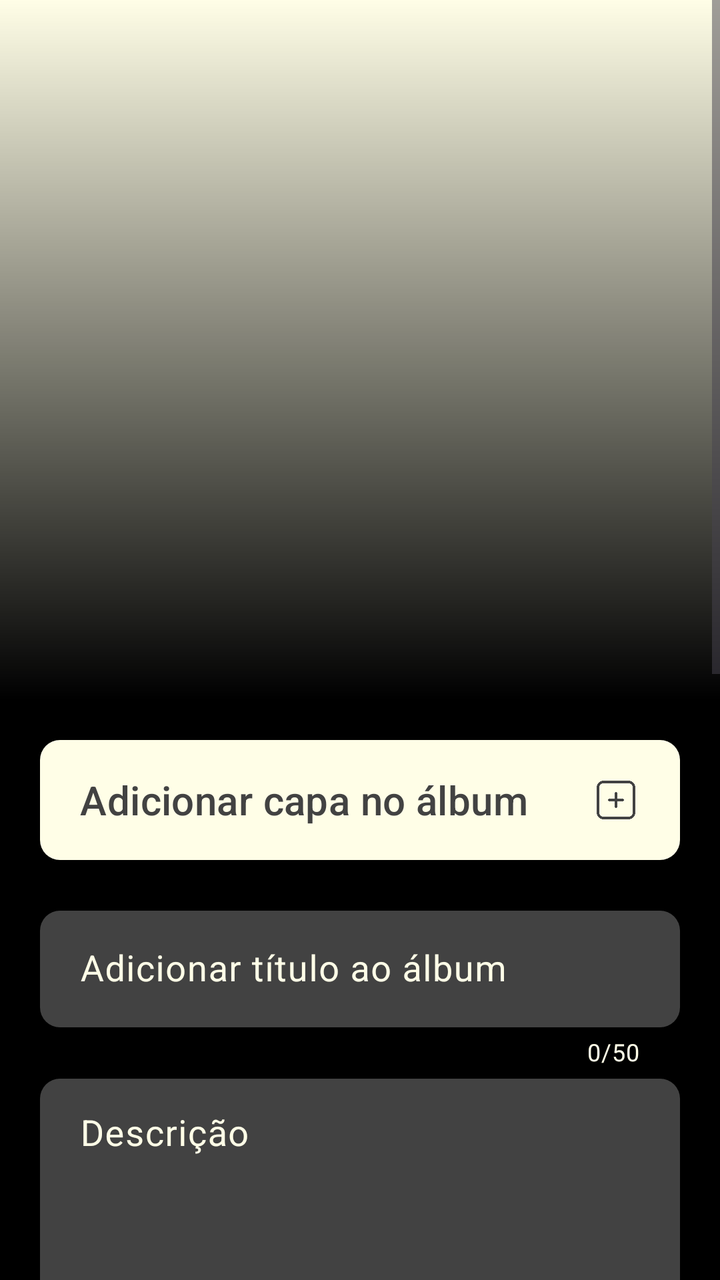
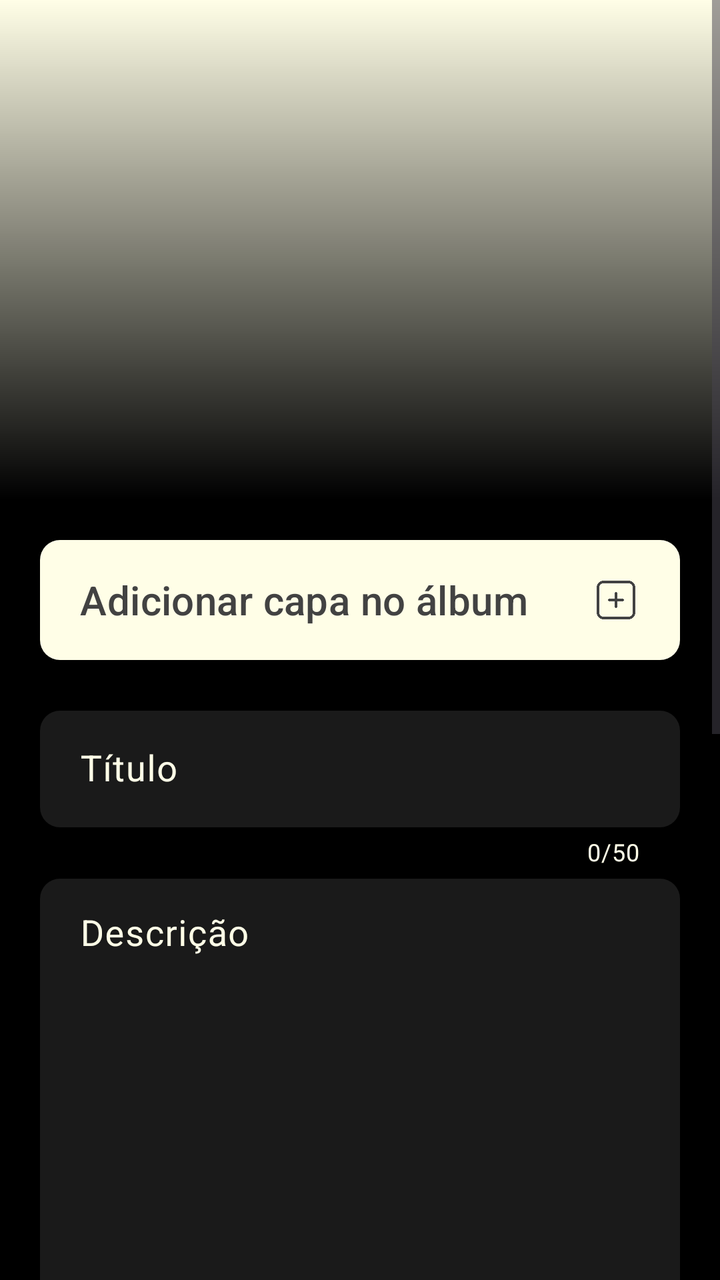

The first picture is an Android layout as it rendered before a commit; the second is the same layout after the commit. The layout source and the unified diff follow.
<!-- AndroidManifest.xml: application theme Theme.Monaly -->
<!-- res/layout/fragment_create_album.xml -->
<?xml version="1.0" encoding="utf-8"?>
<ScrollView xmlns:android="http://schemas.android.com/apk/res/android"
    xmlns:app="http://schemas.android.com/apk/res-auto"
    xmlns:tools="http://schemas.android.com/tools"
    android:layout_width="match_parent"
    android:layout_height="match_parent"
    android:background="#000000"
    android:fillViewport="true">

    <androidx.constraintlayout.widget.ConstraintLayout
        android:layout_width="match_parent"
        android:layout_height="wrap_content"
        android:paddingBottom="20dp">

        <com.google.android.material.button.MaterialButton
            android:id="@+id/btnSaveAlbum"
            android:layout_width="0dp"
            android:layout_height="60dp"
            android:layout_marginTop="20dp"
            android:layout_marginEnd="20dp"
            android:layout_weight="1"
            android:text="@string/create_album_button_save"
            android:textAllCaps="false"
            android:textColor="@color/gray_dark"
            app:backgroundTint="@color/bage_neutral"
            android:textSize="20sp"
            app:cornerRadius="10dp"
            app:layout_constraintEnd_toEndOf="parent"
            app:layout_constraintTop_toBottomOf="@+id/switchDownload" />

        <com.google.android.material.button.MaterialButton
            android:id="@+id/btnAddParticipants"
            android:layout_width="0dp"
            android:layout_height="60dp"
            android:layout_marginStart="20dp"
            android:layout_marginEnd="20dp"
            android:layout_weight="1"
            android:text="@string/create_album_button_add_participants"
            android:textAllCaps="false"
            android:textColor="@color/gray_dark"
            android:textSize="20sp"
            android:gravity="start|center_vertical"
            app:backgroundTint="@color/bage_neutral"
            app:cornerRadius="10dp"
            android:paddingStart="20dp"
            android:paddingEnd="20dp"
            app:icon="@drawable/ic_add_gray_dark"
            app:iconGravity="end"
            app:iconSize="24dp"
            app:iconTint="@null"
            app:layout_constraintEnd_toStartOf="@+id/btnSaveAlbum"
            app:layout_constraintStart_toStartOf="parent"
            app:layout_constraintTop_toTopOf="@+id/btnSaveAlbum" />

        <androidx.constraintlayout.widget.ConstraintLayout
            android:id="@+id/CoverAlbum"
            android:layout_width="match_parent"
            android:layout_height="350dp"
            android:background="@color/bage_neutral"
            app:layout_constraintEnd_toEndOf="parent"
            app:layout_constraintStart_toStartOf="parent"
            app:layout_constraintTop_toTopOf="parent">

            <ImageView
                android:id="@+id/imageGradientEffect"
                android:layout_width="0dp"
                android:layout_height="0dp"
                app:layout_constraintBottom_toBottomOf="parent"
                app:layout_constraintEnd_toEndOf="parent"
                app:layout_constraintHorizontal_bias="0.0"
                app:layout_constraintStart_toStartOf="parent"
                app:layout_constraintTop_toTopOf="parent"
                app:layout_constraintVertical_bias="0.0"
                app:srcCompat="@drawable/bg_gradient_black" />

        </androidx.constraintlayout.widget.ConstraintLayout>

        <com.google.android.material.textfield.TextInputLayout
            android:id="@+id/TitleField"
            android:layout_width="match_parent"
            android:layout_height="wrap_content"
            android:layout_marginStart="20dp"
            android:layout_marginTop="20dp"
            android:layout_marginEnd="20dp"
            app:counterEnabled="true"
            app:counterMaxLength="50"
            app:counterTextColor="@color/bage_neutral"
            android:textColorHint="@color/bage_neutral"
            app:hintTextColor="@color/bage_neutral"
            app:layout_constraintEnd_toEndOf="parent"
            app:layout_constraintHorizontal_bias="0.0"
            app:layout_constraintStart_toStartOf="parent"
            app:layout_constraintTop_toBottomOf="@+id/buttonAddNewAlbum">

            <com.google.android.material.textfield.TextInputEditText
                android:id="@+id/EditTitleField"
                android:layout_width="match_parent"
                android:layout_height="wrap_content"
                android:background="@drawable/drawable_background_button_gray_dark_10_dp"
                android:hint="@string/create_album_hint_title"
                android:maxLength="50"
                android:textSize="18sp"
                android:paddingStart="20dp"
                android:paddingEnd="20dp"
                android:textColor="@color/bage_neutral" />

        </com.google.android.material.textfield.TextInputLayout>

        <com.google.android.material.textfield.TextInputLayout
            android:id="@+id/DescriptionField"
            android:layout_width="match_parent"
            android:layout_height="wrap_content"
            android:layout_marginStart="20dp"
            android:layout_marginEnd="20dp"
            app:counterEnabled="true"
            app:counterMaxLength="350"
            app:counterTextColor="@color/bage_neutral"
            android:textColorHint="@color/bage_neutral"
            app:hintTextColor="@color/bage_neutral"
            app:layout_constraintEnd_toEndOf="parent"
            app:layout_constraintStart_toStartOf="parent"
            app:layout_constraintTop_toBottomOf="@+id/TitleField">

            <com.google.android.material.textfield.TextInputEditText
                android:id="@+id/EditDescriptionField"
                android:layout_width="match_parent"
                android:layout_height="250dp"
                android:background="@drawable/drawable_background_button_gray_dark_10_dp"
                android:gravity="top|start"
                android:hint="@string/create_album_hint_description"
                android:textSize="18sp"
                android:maxLength="350"
                android:paddingStart="20dp"
                android:paddingEnd="20dp"
                android:textColor="@color/gray_medium" />

        </com.google.android.material.textfield.TextInputLayout>

        <com.google.android.material.button.MaterialButton
            android:id="@+id/buttonAddNewAlbum"
            android:layout_width="0dp"
            android:layout_height="60dp"
            android:layout_marginStart="20dp"
            android:layout_marginTop="20dp"
            android:layout_marginEnd="20dp"
            android:background="@drawable/drawable_background_button_gray_dark_10_dp"
            android:gravity="start|center_vertical"
            android:paddingStart="20dp"
            android:paddingEnd="20dp"
            android:text="@string/create_album_button_add_cover"
            android:textAllCaps="false"
            android:textColor="@color/gray_dark"
            android:textSize="20sp"
            app:backgroundTint="@color/bage_neutral"
            app:icon="@drawable/ic_add_gray_dark"
            app:iconGravity="end"
            app:iconSize="24dp"
            app:iconTint="@null"
            app:layout_constraintEnd_toEndOf="parent"
            app:layout_constraintStart_toStartOf="parent"
            app:layout_constraintTop_toBottomOf="@+id/CoverAlbum" />

        <androidx.cardview.widget.CardView
            android:id="@+id/cvParticipantsMock"
            android:layout_width="match_parent"
            android:layout_height="wrap_content"
            android:layout_marginStart="20dp"
            android:layout_marginTop="20dp"
            android:layout_marginEnd="20dp"
            app:cardBackgroundColor="#262626"
            app:cardCornerRadius="10dp"
            app:cardElevation="0dp"
            app:layout_constraintEnd_toEndOf="parent"
            app:layout_constraintStart_toStartOf="parent"
            app:layout_constraintTop_toBottomOf="@+id/DescriptionField">

            <LinearLayout
                android:layout_width="match_parent"
                android:layout_height="wrap_content"
                android:orientation="vertical"
                android:padding="30dp">

                <TextView
                    android:layout_width="wrap_content"
                    android:layout_height="wrap_content"
                    android:layout_marginBottom="30dp"
                    android:text="@string/create_album_participants_title"
                    android:textColor="@color/bage_neutral"
                    android:textSize="18sp" />

                <LinearLayout
                    android:layout_width="match_parent"
                    android:layout_height="wrap_content"
                    android:orientation="horizontal">

                    <ImageView
                        android:layout_width="40dp"
                        android:layout_height="40dp"
                        android:layout_marginEnd="15dp"
                        android:background="@drawable/drawable_background_button_gray_dark_10_dp"
                        android:src="@drawable/ic_profile_bage_neutral" />

                    <ImageView
                        android:layout_width="40dp"
                        android:layout_height="40dp"
                        android:layout_marginEnd="15dp"
                        android:background="@drawable/drawable_background_button_gray_dark_10_dp"
                        android:src="@drawable/ic_profile_bage_neutral" />

                    <TextView
                        android:layout_width="40dp"
                        android:layout_height="40dp"
                        android:background="@drawable/drawable_background_button_gray_dark_10_dp"
                        android:gravity="center"
                        android:text="..."
                        android:textColor="@color/bage_neutral"
                        android:textSize="18sp"
                        android:textStyle="bold" />

                </LinearLayout>

            </LinearLayout>

        </androidx.cardview.widget.CardView>

        <com.google.android.material.switchmaterial.SwitchMaterial
            android:id="@+id/switchPublic"
            android:layout_width="match_parent"
            android:layout_height="wrap_content"
            android:layout_marginStart="40dp"
            android:layout_marginTop="20dp"
            android:layout_marginEnd="40dp"
            android:text="@string/create_album_switch_public"
            android:textColor="@color/bage_neutral"
            android:textSize="16sp"
            app:layout_constraintEnd_toEndOf="parent"
            app:layout_constraintStart_toStartOf="parent"
            app:layout_constraintTop_toBottomOf="@+id/cvParticipantsMock" />

        <com.google.android.material.switchmaterial.SwitchMaterial
            android:id="@+id/switchDownload"
            android:layout_width="match_parent"
            android:layout_height="wrap_content"
            android:layout_marginStart="40dp"
            android:layout_marginTop="16dp"
            android:layout_marginEnd="40dp"
            android:text="@string/create_album_switch_download"
            android:textColor="@color/bage_neutral"
            android:textSize="16sp"
            app:layout_constraintEnd_toEndOf="parent"
            app:layout_constraintStart_toStartOf="parent"
            app:layout_constraintTop_toBottomOf="@+id/switchPublic" />

    </androidx.constraintlayout.widget.ConstraintLayout>

</ScrollView>
<!-- resources referenced by this layout -->
<resources>
  <color name="bage_neutral">#fffee7</color>
  <color name="gray_dark">#424242</color>
  <color name="gray_medium">#C8C8C8</color>
  <!-- drawable bg_gradient_black (drawable) -->
  <?xml version="1.0" encoding="utf-8"?>
  <shape xmlns:android="http://schemas.android.com/apk/res/android"
  
      android:shape="rectangle">
  
      <gradient
  
          android:angle="90"
          android:startColor="@color/black"
          android:endColor="#00000000"
          android:type="linear"/>
  
  </shape>
  <!-- drawable drawable_background_button_gray_dark_10_dp (drawable) -->
  <?xml version="1.0" encoding="utf-8"?>
  <shape xmlns:android="http://schemas.android.com/apk/res/android">
  
      <corners android:radius="10dp"/>
      <solid android:color="@color/gray_dark"/>
  
  </shape>
  <!-- drawable ic_add_gray_dark: png bitmap (drawable, 1667 bytes) -->
  <!-- drawable ic_profile_bage_neutral: png bitmap (drawable, 1723 bytes) -->
  <string name="create_album_button_add_cover">Adicionar capa no álbum</string>
  <string name="create_album_button_add_participants">Adicionar participantes</string>
  <string name="create_album_button_save">Salvar</string>
  <string name="create_album_hint_description">Descrição</string>
  <string name="create_album_hint_title">Adicionar título ao álbum</string>
  <string name="create_album_participants_title">Participantes</string>
  <string name="create_album_switch_download">Permitir download de mídias</string>
  <string name="create_album_switch_public">Álbum público</string>
  <style name="Theme.Monaly" parent="Base.Theme.Monaly" />
  <color name="black">#000000</color>
  <style name="Base.Theme.Monaly" parent="Theme.Material3.DayNight.NoActionBar">
  
          <item name="android:navigationBarColor">@color/black</item>
  
      </style>
</resources>

<!-- the commit's change to res/layout/fragment_create_album.xml (unified diff, before → after) -->
@@ -55,25 +55,23 @@
         <androidx.constraintlayout.widget.ConstraintLayout
             android:id="@+id/CoverAlbum"
             android:layout_width="match_parent"
-            android:layout_height="350dp"
+            android:layout_height="250dp"
             android:background="@color/bage_neutral"
             app:layout_constraintEnd_toEndOf="parent"
             app:layout_constraintStart_toStartOf="parent"
             app:layout_constraintTop_toTopOf="parent">
 
-            <ImageView
-                android:id="@+id/imageGradientEffect"
-                android:layout_width="0dp"
-                android:layout_height="0dp"
-                app:layout_constraintBottom_toBottomOf="parent"
-                app:layout_constraintEnd_toEndOf="parent"
-                app:layout_constraintHorizontal_bias="0.0"
-                app:layout_constraintStart_toStartOf="parent"
-                app:layout_constraintTop_toTopOf="parent"
-                app:layout_constraintVertical_bias="0.0"
-                app:srcCompat="@drawable/bg_gradient_black" />
-
         </androidx.constraintlayout.widget.ConstraintLayout>
+
+        <ImageView
+            android:id="@+id/imageGradientEffect"
+            android:layout_width="0dp"
+            android:layout_height="0dp"
+            app:layout_constraintBottom_toBottomOf="@+id/CoverAlbum"
+            app:layout_constraintEnd_toEndOf="parent"
+            app:layout_constraintStart_toStartOf="@+id/CoverAlbum"
+            app:layout_constraintTop_toTopOf="parent"
+            app:srcCompat="@drawable/bg_gradient_black" />
 
         <com.google.android.material.textfield.TextInputLayout
             android:id="@+id/TitleField"
@@ -96,13 +94,13 @@
                 android:id="@+id/EditTitleField"
                 android:layout_width="match_parent"
                 android:layout_height="wrap_content"
-                android:background="@drawable/drawable_background_button_gray_dark_10_dp"
+                android:background="@drawable/drawable_background_button_gray_deep_10_dp"
                 android:hint="@string/create_album_hint_title"
                 android:maxLength="50"
-                android:textSize="18sp"
                 android:paddingStart="20dp"
                 android:paddingEnd="20dp"
-                android:textColor="@color/bage_neutral" />
+                android:textColor="@color/bage_neutral"
+                android:textSize="18sp" />
 
         </com.google.android.material.textfield.TextInputLayout>
 
@@ -125,14 +123,14 @@
                 android:id="@+id/EditDescriptionField"
                 android:layout_width="match_parent"
                 android:layout_height="250dp"
-                android:background="@drawable/drawable_background_button_gray_dark_10_dp"
+                android:background="@drawable/drawable_background_button_gray_deep_10_dp"
                 android:gravity="top|start"
                 android:hint="@string/create_album_hint_description"
-                android:textSize="18sp"
                 android:maxLength="350"
                 android:paddingStart="20dp"
                 android:paddingEnd="20dp"
-                android:textColor="@color/gray_medium" />
+                android:textColor="@color/gray_medium"
+                android:textSize="18sp" />
 
         </com.google.android.material.textfield.TextInputLayout>
 
<!-- resource entries referenced after the edit -->
@@ -25,18 +25,27 @@
       <solid android:color="@color/gray_dark"/>
   
   </shape>
+  <!-- drawable drawable_background_button_gray_deep_10_dp (drawable) -->
+  <?xml version="1.0" encoding="utf-8"?>
+  <shape xmlns:android="http://schemas.android.com/apk/res/android">
+  
+      <solid android:color="@color/gray_deep"/>
+      <corners android:radius="10dp"/>
+  
+  </shape>
   <!-- drawable ic_add_gray_dark: png bitmap (drawable, 1667 bytes) -->
   <!-- drawable ic_profile_bage_neutral: png bitmap (drawable, 1723 bytes) -->
   <string name="create_album_button_add_cover">Adicionar capa no álbum</string>
   <string name="create_album_button_add_participants">Adicionar participantes</string>
   <string name="create_album_button_save">Salvar</string>
   <string name="create_album_hint_description">Descrição</string>
-  <string name="create_album_hint_title">Adicionar título ao álbum</string>
+  <string name="create_album_hint_title">Título</string>
   <string name="create_album_participants_title">Participantes</string>
   <string name="create_album_switch_download">Permitir download de mídias</string>
   <string name="create_album_switch_public">Álbum público</string>
   <style name="Theme.Monaly" parent="Base.Theme.Monaly" />
   <color name="black">#000000</color>
+  <color name="gray_deep">#1A1A1A</color>
   <style name="Base.Theme.Monaly" parent="Theme.Material3.DayNight.NoActionBar">
   
           <item name="android:navigationBarColor">@color/black</item>
